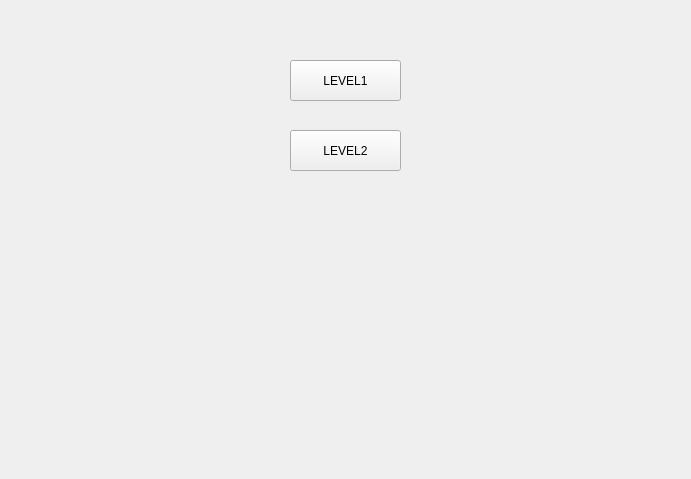
The window that src/levelselectmenu.ui (newbeeyhy/myGame) describes before a commit, drawn with Qt 5.
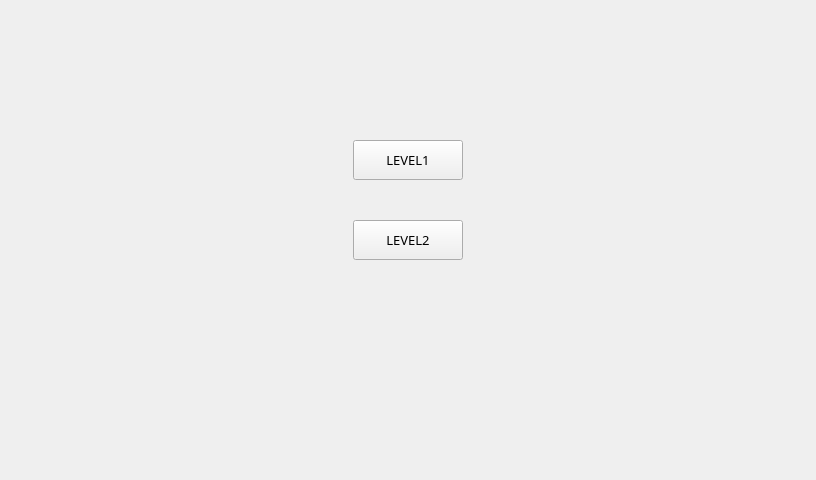
The same window after the commit. Icons and pictures are not drawn.

What changed in the file:
```diff
--- a/src/levelselectmenu.ui
+++ b/src/levelselectmenu.ui
@@ -6,8 +6,8 @@
    <rect>
     <x>0</x>
     <y>0</y>
-    <width>691</width>
-    <height>479</height>
+    <width>816</width>
+    <height>480</height>
    </rect>
   </property>
   <property name="windowTitle">
@@ -20,12 +20,18 @@
   <widget class="QPushButton" name="pushButton1">
    <property name="geometry">
     <rect>
-     <x>290</x>
-     <y>60</y>
-     <width>111</width>
-     <height>41</height>
+     <x>353</x>
+     <y>140</y>
+     <width>110</width>
+     <height>40</height>
     </rect>
    </property>
+   <property name="font">
+    <font>
+     <family>Algerian</family>
+     <pointsize>10</pointsize>
+    </font>
+   </property>
    <property name="text">
     <string>LEVEL1</string>
    </property>
@@ -33,12 +39,18 @@
   <widget class="QPushButton" name="pushButton2">
    <property name="geometry">
     <rect>
-     <x>290</x>
-     <y>130</y>
-     <width>111</width>
-     <height>41</height>
+     <x>353</x>
+     <y>220</y>
+     <width>110</width>
+     <height>40</height>
     </rect>
    </property>
+   <property name="font">
+    <font>
+     <family>Algerian</family>
+     <pointsize>10</pointsize>
+    </font>
+   </property>
    <property name="text">
     <string>LEVEL2</string>
    </property>
```
